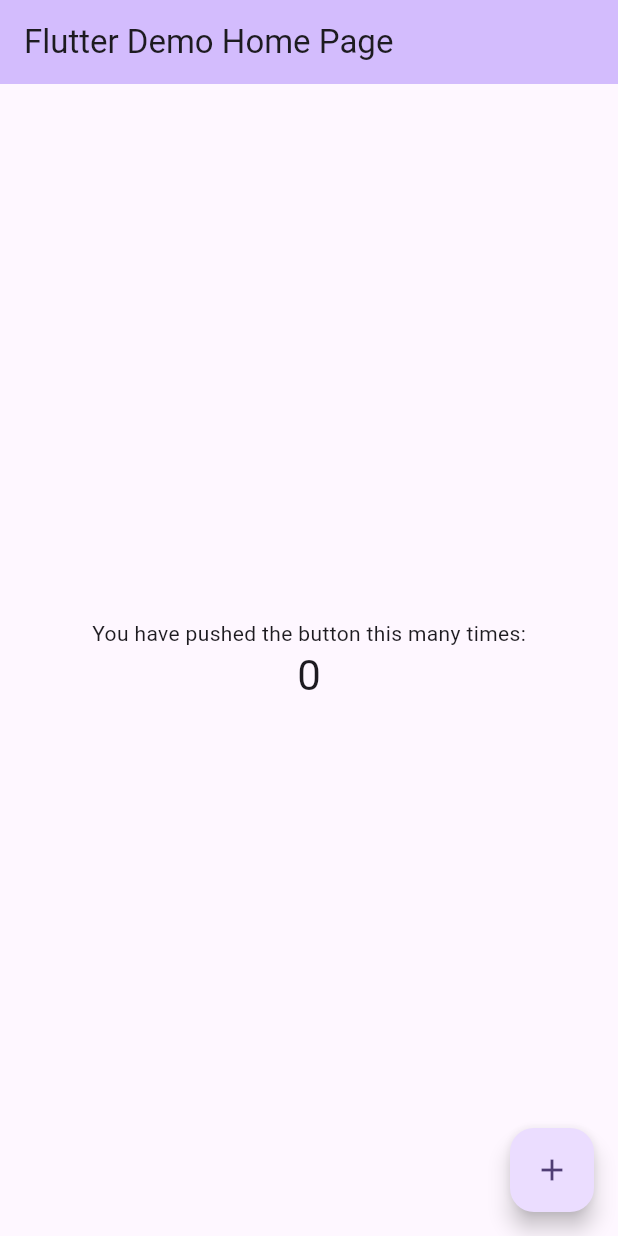
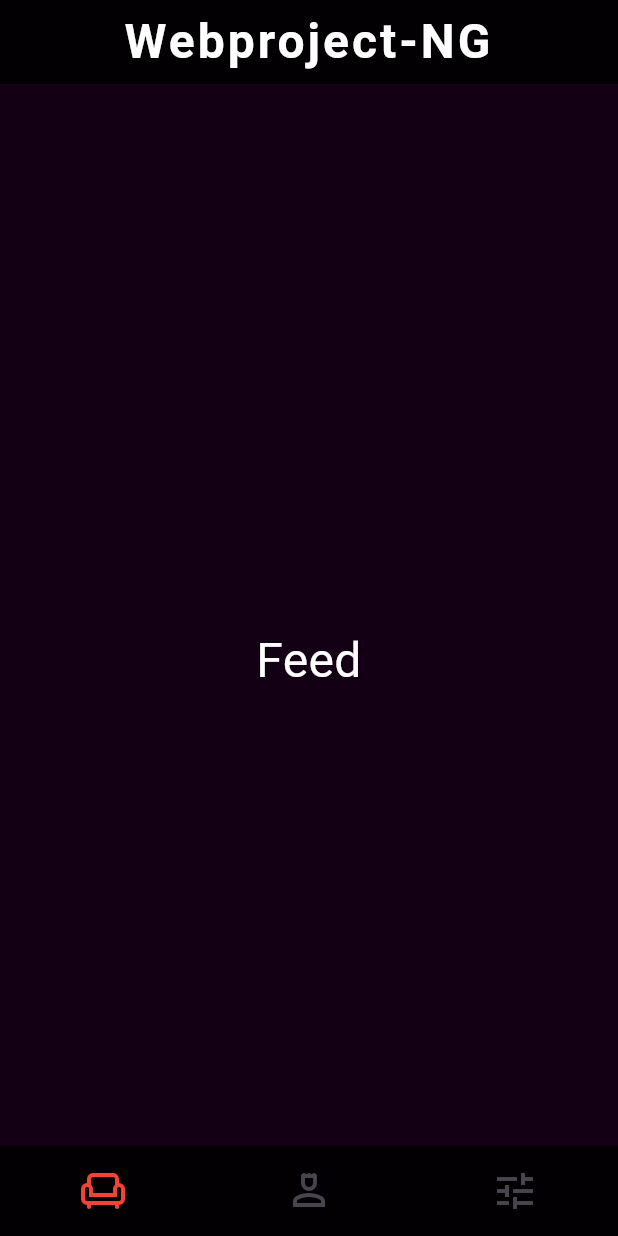
Before and after one commit to Webproject-NG/webproject-app, a Flutter app: the screen it shows after launch, on a phone screen of 412 x 824 dp. Run offline on Flutter 3.47's test engine with Material 3 defaults, Android fonts, the phone set to English and light mode, and no system bars; our stand-ins replace flutter_riverpod, go_router, hooks_riverpod.

Commit message:
hello webproject-ng

```diff
--- /dev/null
+++ b/app/lib/app_bars/webproject_app_bar.dart
@@ -0,0 +1,41 @@
+import 'package:flutter/material.dart';
+import 'package:hooks_riverpod/hooks_riverpod.dart';
+
+class WebprojectAppBar extends HookConsumerWidget
+    implements PreferredSizeWidget {
+  const WebprojectAppBar(this.name, {super.key});
+
+  final String name;
+
+  @override
+  Size get preferredSize => AppBar().preferredSize;
+
+  @override
+  Widget build(BuildContext context, WidgetRef ref) {
+    return AppBar(
+      backgroundColor: Colors.black87,
+      titleSpacing: 0,
+      leadingWidth: 0,
+      title: Row(
+        mainAxisAlignment: MainAxisAlignment.center,
+        mainAxisSize: MainAxisSize.max,
+        crossAxisAlignment: CrossAxisAlignment.center,
+        children: <Widget>[
+          Expanded(
+            child: Text(
+              name,
+              textAlign: TextAlign.center,
+              style: const TextStyle(
+                letterSpacing: 2,
+                color: Colors.white,
+                fontWeight: FontWeight.bold,
+                fontSize: 32,
+                overflow: TextOverflow.ellipsis,
+              ),
+            ),
+          ),
+        ],
+      ),
+    );
+  }
+}
--- /dev/null
+++ b/app/lib/bottom_navigation/webproject_bottom_navigation_action.dart
@@ -0,0 +1,35 @@
+import 'package:flutter/material.dart';
+import 'package:hooks_riverpod/hooks_riverpod.dart';
+
+class WebprojectBottomNavigationAction extends HookConsumerWidget {
+  const WebprojectBottomNavigationAction({
+    super.key,
+    required this.active,
+    required this.icon,
+    required this.onTap,
+  });
+
+  final bool active;
+  final IconData icon;
+  final void Function() onTap;
+
+  @override
+  Widget build(BuildContext context, WidgetRef ref) {
+    return active
+        ? IconButton(
+            color: Colors.red,
+            onPressed: onTap,
+            icon: Icon(
+              icon,
+              size: 32,
+            ),
+          )
+        : IconButton(
+            onPressed: onTap,
+            icon: Icon(
+              icon,
+              size: 32,
+            ),
+          );
+  }
+}
--- /dev/null
+++ b/app/lib/bottom_navigation/webproject_bottom_navigation_bar.dart
@@ -0,0 +1,21 @@
+import 'package:app/bottom_navigation/webproject_bottom_navigation_action.dart';
+import 'package:flutter/material.dart';
+import 'package:hooks_riverpod/hooks_riverpod.dart';
+
+class WebprojectBottomNavigationBar extends HookConsumerWidget {
+  const WebprojectBottomNavigationBar({super.key, required this.actions});
+  final List<WebprojectBottomNavigationAction> actions;
+
+  @override
+  Widget build(BuildContext context, WidgetRef ref) {
+    return Container(
+      color: Colors.black87,
+      height: 60,
+      child: Row(
+        mainAxisSize: MainAxisSize.max,
+        mainAxisAlignment: MainAxisAlignment.spaceAround,
+        children: actions,
+      ),
+    );
+  }
+}
--- /dev/null
+++ b/app/lib/bottom_navigation/webproject_navbar_scaffold.dart
@@ -0,0 +1,81 @@
+import 'package:app/bottom_navigation/webproject_bottom_navigation_action.dart';
+import 'package:app/bottom_navigation/webproject_bottom_navigation_bar.dart';
+import 'package:app/pages/home_page.dart';
+import 'package:app/pages/me_page.dart';
+import 'package:app/pages/settings_page.dart';
+import 'package:flutter/material.dart';
+import 'package:go_router/go_router.dart';
+import 'package:hooks_riverpod/hooks_riverpod.dart';
+
+class WebprojectNavbarScaffold extends HookConsumerWidget {
+  WebprojectNavbarScaffold({
+    super.key,
+    required this.navigationShell,
+    required this.pageController,
+  });
+
+  final StatefulNavigationShell navigationShell;
+  final PageController pageController;
+
+  final List<Widget> _pages = [
+    const HomePage(),
+    const MePage(),
+    const SettingsPage(),
+  ];
+
+  @override
+  Widget build(BuildContext context, WidgetRef ref) {
+    final navBar = WebprojectBottomNavigationBar(
+      actions: [
+        WebprojectBottomNavigationAction(
+          active: navigationShell.currentIndex == 0,
+          // icon: Icons.chair,
+          icon: Icons.chair_outlined,
+          onTap: () {
+            navigationShell.goBranch(0);
+            _handleNavigationTap(0);
+          },
+        ),
+        WebprojectBottomNavigationAction(
+          active: navigationShell.currentIndex == 1,
+          // icon: Icons.person_4_rounded,
+          icon: Icons.person_4_outlined,
+          onTap: () {
+            navigationShell.goBranch(1);
+            _handleNavigationTap(1);
+          },
+        ),
+        WebprojectBottomNavigationAction(
+          active: navigationShell.currentIndex == 2,
+          icon: Icons.tune,
+          onTap: () {
+            navigationShell.goBranch(2);
+            _handleNavigationTap(2);
+          },
+        ),
+      ],
+    );
+
+    return Scaffold(
+      extendBody: true,
+      extendBodyBehindAppBar: true,
+      body: PageView(
+        controller: pageController,
+        children: _pages,
+        onPageChanged: (index) {
+          navigationShell.goBranch(index);
+        },
+      ),
+      resizeToAvoidBottomInset: false,
+      bottomNavigationBar: navBar,
+    );
+  }
+
+  void _handleNavigationTap(int index) {
+    pageController.animateToPage(
+      index,
+      duration: const Duration(milliseconds: 200),
+      curve: Curves.easeInOut,
+    );
+  }
+}
--- a/app/lib/main.dart
+++ b/app/lib/main.dart
@@ -1,125 +1,29 @@
+import 'package:app/routing.dart';
 import 'package:flutter/material.dart';
+import 'package:flutter_riverpod/flutter_riverpod.dart';
 
 void main() {
-  runApp(const MyApp());
+  runApp(const Webproject());
 }
 
-class MyApp extends StatelessWidget {
-  const MyApp({super.key});
+class Webproject extends StatelessWidget {
+  const Webproject({super.key});
 
-  // This widget is the root of your application.
   @override
   Widget build(BuildContext context) {
-    return MaterialApp(
-      title: 'Flutter Demo',
-      theme: ThemeData(
-        // This is the theme of your application.
-        //
-        // TRY THIS: Try running your application with "flutter run". You'll see
-        // the application has a purple toolbar. Then, without quitting the app,
-        // try changing the seedColor in the colorScheme below to Colors.green
-        // and then invoke "hot reload" (save your changes or press the "hot
-        // reload" button in a Flutter-supported IDE, or press "r" if you used
-        // the command line to start the app).
-        //
-        // Notice that the counter didn't reset back to zero; the application
-        // state is not lost during the reload. To reset the state, use hot
-        // restart instead.
-        //
-        // This works for code too, not just values: Most code changes can be
-        // tested with just a hot reload.
-        colorScheme: ColorScheme.fromSeed(seedColor: Colors.deepPurple),
-        useMaterial3: true,
+    return ProviderScope(
+      child: MaterialApp.router(
+        routerConfig: router,
+        debugShowCheckedModeBanner: false,
+        title: 'Webproject',
+        theme: ThemeData(
+          bottomSheetTheme: const BottomSheetThemeData(
+            backgroundColor: Colors.blueGrey,
+          ),
+          colorScheme: ColorScheme.fromSeed(seedColor: Colors.deepPurple),
+          useMaterial3: true,
+        ),
       ),
-      home: const MyHomePage(title: 'Flutter Demo Home Page'),
     );
   }
 }
-
-class MyHomePage extends StatefulWidget {
-  const MyHomePage({super.key, required this.title});
-
-  // This widget is the home page of your application. It is stateful, meaning
-  // that it has a State object (defined below) that contains fields that affect
-  // how it looks.
-
-  // This class is the configuration for the state. It holds the values (in this
-  // case the title) provided by the parent (in this case the App widget) and
-  // used by the build method of the State. Fields in a Widget subclass are
-  // always marked "final".
-
-  final String title;
-
-  @override
-  State<MyHomePage> createState() => _MyHomePageState();
-}
-
-class _MyHomePageState extends State<MyHomePage> {
-  int _counter = 0;
-
-  void _incrementCounter() {
-    setState(() {
-      // This call to setState tells the Flutter framework that something has
-      // changed in this State, which causes it to rerun the build method below
-      // so that the display can reflect the updated values. If we changed
-      // _counter without calling setState(), then the build method would not be
-      // called again, and so nothing would appear to happen.
-      _counter++;
-    });
-  }
-
-  @override
-  Widget build(BuildContext context) {
-    // This method is rerun every time setState is called, for instance as done
-    // by the _incrementCounter method above.
-    //
-    // The Flutter framework has been optimized to make rerunning build methods
-    // fast, so that you can just rebuild anything that needs updating rather
-    // than having to individually change instances of widgets.
-    return Scaffold(
-      appBar: AppBar(
-        // TRY THIS: Try changing the color here to a specific color (to
-        // Colors.amber, perhaps?) and trigger a hot reload to see the AppBar
-        // change color while the other colors stay the same.
-        backgroundColor: Theme.of(context).colorScheme.inversePrimary,
-        // Here we take the value from the MyHomePage object that was created by
-        // the App.build method, and use it to set our appbar title.
-        title: Text(widget.title),
-      ),
-      body: Center(
-        // Center is a layout widget. It takes a single child and positions it
-        // in the middle of the parent.
-        child: Column(
-          // Column is also a layout widget. It takes a list of children and
-          // arranges them vertically. By default, it sizes itself to fit its
-          // children horizontally, and tries to be as tall as its parent.
-          //
-          // Column has various properties to control how it sizes itself and
-          // how it positions its children. Here we use mainAxisAlignment to
-          // center the children vertically; the main axis here is the vertical
-          // axis because Columns are vertical (the cross axis would be
-          // horizontal).
-          //
-          // TRY THIS: Invoke "debug painting" (choose the "Toggle Debug Paint"
-          // action in the IDE, or press "p" in the console), to see the
-          // wireframe for each widget.
-          mainAxisAlignment: MainAxisAlignment.center,
-          children: <Widget>[
-            const Text(
-              'You have pushed the button this many times:',
-            ),
-            Text(
-              '$_counter',
-              style: Theme.of(context).textTheme.headlineMedium,
-            ),
-          ],
-        ),
-      ),
-      floatingActionButton: FloatingActionButton(
-        onPressed: _incrementCounter,
-        tooltip: 'Increment',
-        child: const Icon(Icons.add),
-      ), // This trailing comma makes auto-formatting nicer for build methods.
-    );
-  }
-}
--- /dev/null
+++ b/app/lib/pages/home_page.dart
@@ -0,0 +1,30 @@
+import 'package:app/app_bars/webproject_app_bar.dart';
+import 'package:flutter/material.dart';
+import 'package:hooks_riverpod/hooks_riverpod.dart';
+
+class HomePage extends HookConsumerWidget {
+  const HomePage({
+    super.key,
+  });
+
+  @override
+  Widget build(BuildContext context, WidgetRef ref) {
+    return const Scaffold(
+      backgroundColor: Color.fromRGBO(19, 0, 20, 1),
+      appBar: WebprojectAppBar('Webproject-NG'),
+      body: Padding(
+        padding: EdgeInsets.all(20),
+        child: Center(
+          child: Text(
+            'Feed',
+            textAlign: TextAlign.center,
+            style: TextStyle(
+              color: Colors.white,
+              fontSize: 32,
+            ),
+          ),
+        ),
+      ),
+    );
+  }
+}
--- /dev/null
+++ b/app/lib/routing.dart
@@ -0,0 +1,52 @@
+import 'package:app/bottom_navigation/webproject_navbar_scaffold.dart';
+import 'package:app/pages/home_page.dart';
+import 'package:app/pages/me_page.dart';
+import 'package:app/pages/settings_page.dart';
+import 'package:flutter/material.dart';
+import 'package:go_router/go_router.dart';
+
+final _toplevelNavigatorKey = GlobalKey<NavigatorState>();
+
+final router = GoRouter(
+  navigatorKey: _toplevelNavigatorKey,
+  initialLocation: '/',
+  routes: <RouteBase>[
+    StatefulShellRoute.indexedStack(
+      branches: <StatefulShellBranch>[
+        StatefulShellBranch(routes: <RouteBase>[
+          GoRoute(
+            path: '/',
+            builder: (BuildContext context, GoRouterState state) {
+              return const HomePage();
+            },
+          ),
+        ], initialLocation: '/'),
+        StatefulShellBranch(routes: <RouteBase>[
+          GoRoute(
+            name: 'me',
+            path: '/me',
+            builder: (BuildContext context, GoRouterState state) {
+              return const MePage();
+            },
+          ),
+        ], initialLocation: '/me'),
+        StatefulShellBranch(routes: <RouteBase>[
+          GoRoute(
+            name: 'settings',
+            path: '/settings',
+            builder: (BuildContext context, GoRouterState state) {
+              return const SettingsPage();
+            },
+          ),
+        ], initialLocation: '/settings'),
+      ],
+      builder: (BuildContext context, GoRouterState state,
+          StatefulNavigationShell child) {
+        return WebprojectNavbarScaffold(
+          navigationShell: child,
+          pageController: PageController(initialPage: 0),
+        );
+      },
+    )
+  ],
+);
```
Also changed, not shown: app/analysis_options.yaml (+3 -23 lines), app/lib/pages/me_page.dart (added, +68 -0 lines), app/lib/pages/settings_page.dart (added, +30 -0 lines), app/pubspec.yaml (+17 -74 lines), app/pubspec.lock, 10 other files.
